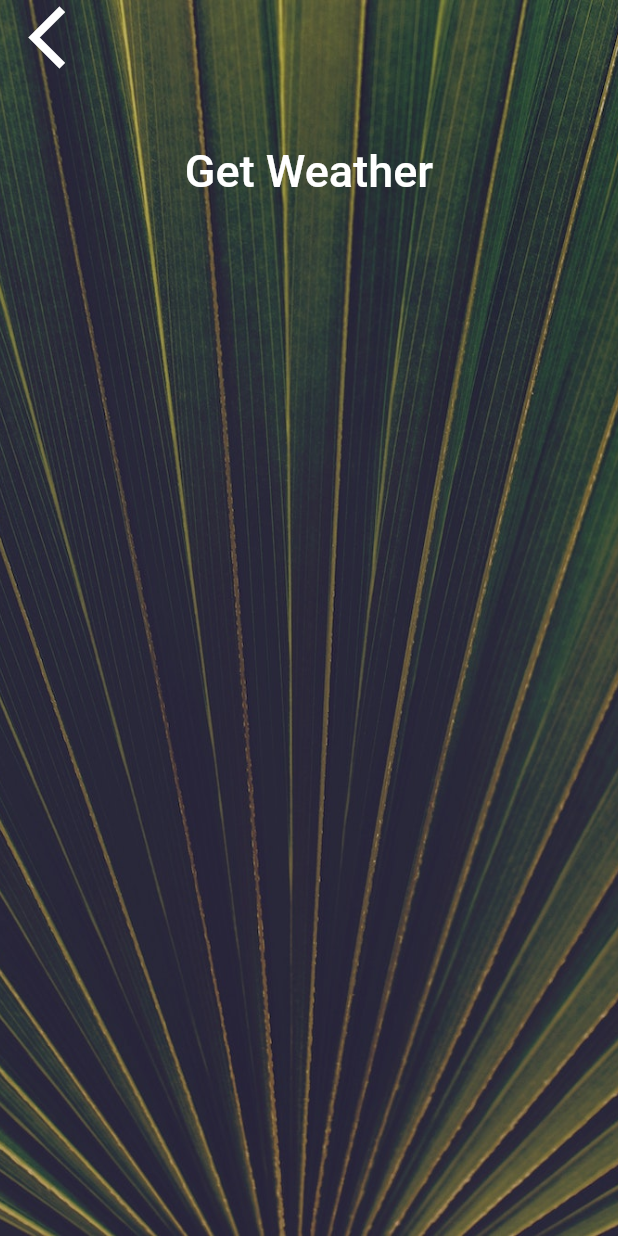
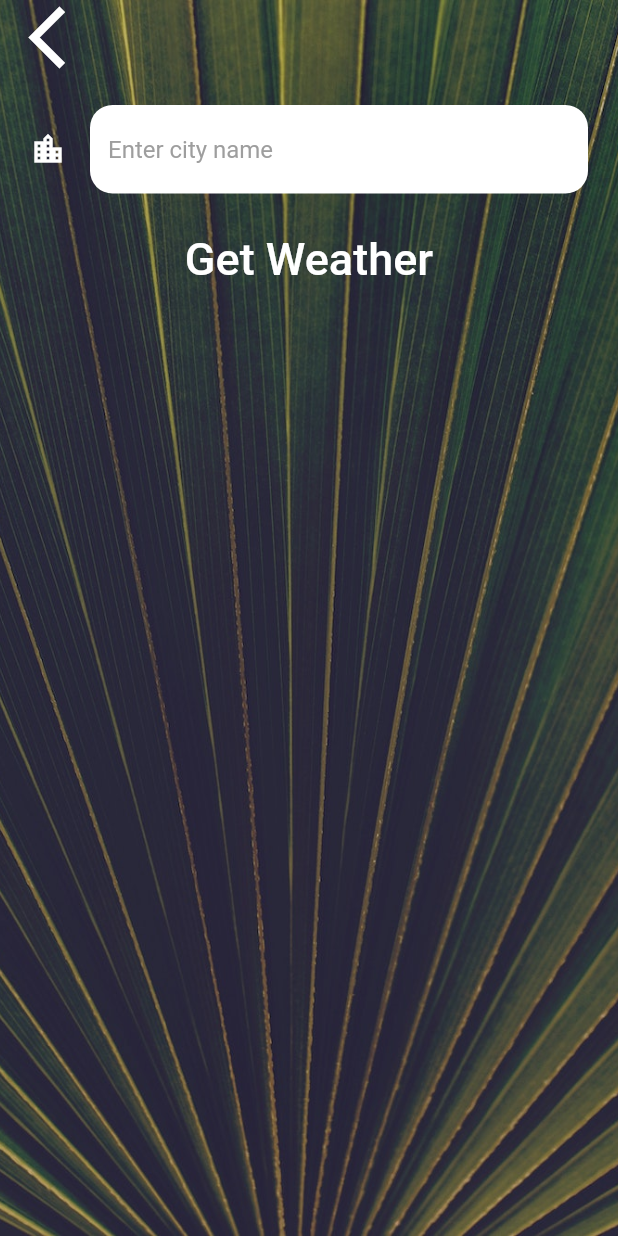
Before and after one commit to v3nk3y/weather_app, a Flutter app: the CityScreen screen opened directly, on a phone screen of 412 x 824 dp. Run offline on Flutter 3.47's test engine with Material 2 defaults, Android fonts, the phone set to English and light mode, and no system bars; our stand-ins replace flutter_spinkit, geolocator; network calls fail; Roboto replaces fonts that are missing (Spartan MB).

Commit message:
Navigation to City screen & City text field added

```diff
--- a/lib/screens/city_screen.dart
+++ b/lib/screens/city_screen.dart
@@ -24,7 +24,9 @@ class _CityScreenState extends State<CityScreen> {
               Align(
                 alignment: Alignment.topLeft,
                 child: FlatButton(
-                  onPressed: () {},
+                  onPressed: () {
+                    Navigator.pop(context);
+                  },
                   child: Icon(
                     Icons.arrow_back_ios,
                     size: 50.0,
@@ -33,7 +35,27 @@ class _CityScreenState extends State<CityScreen> {
               ),
               Container(
                 padding: EdgeInsets.all(20.0),
-                child: null,
+                child: TextField(
+                  style: TextStyle(
+                    color: Colors.black,
+                  ),
+                  decoration: InputDecoration(
+                    fillColor: Colors.white,
+                    filled: true,
+                    icon: Icon(
+                      Icons.location_city,
+                      color: Colors.white,
+                    ),
+                    hintText: 'Enter city name',
+                    hintStyle: TextStyle(color: Colors.grey),
+                    border: OutlineInputBorder(
+                      borderRadius: BorderRadius.all(
+                        Radius.circular(15.0),
+                      ),
+                      borderSide: BorderSide.none,
+                    ),
+                  ),
+                ),
               ),
               FlatButton(
                 onPressed: () {},
--- a/lib/utilities/constants.dart
+++ b/lib/utilities/constants.dart
@@ -7,7 +7,7 @@ const kTempTextStyle = TextStyle(
 
 const kMessageTextStyle = TextStyle(
   fontFamily: 'Spartan MB',
-  fontSize: 60.0,
+  fontSize: 50.0,
 );
 
 const kButtonTextStyle = TextStyle(
```
Also changed, not shown: lib/screens/location_screen.dart (+11 -1 lines).
